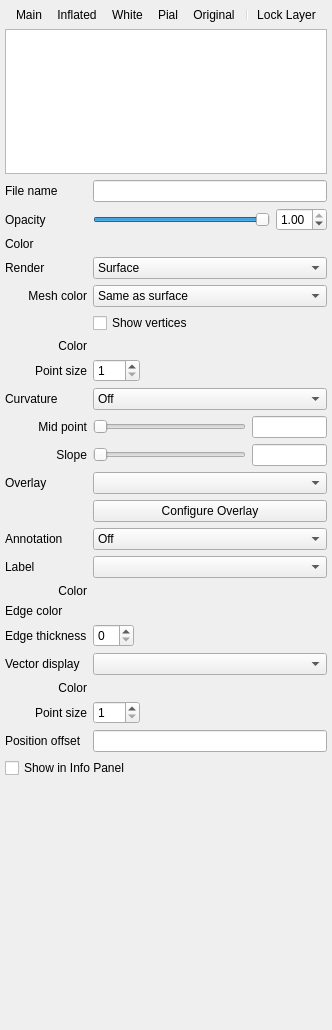
Above: freeview/PanelSurface.ui from freesurfer/freesurfer before the change. Below: the same form after it.
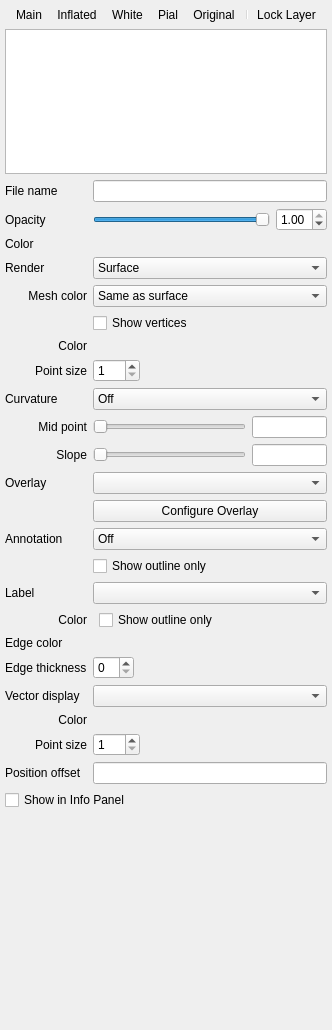
That is the form after the change. Icons and pictures are not drawn. Custom widgets are drawn as their Qt base class.

Diff of the .ui file:
```diff
--- a/freeview/PanelSurface.ui
+++ b/freeview/PanelSurface.ui
@@ -455,17 +455,17 @@
         </item>
        </widget>
       </item>
-      <item row="14" column="0">
+      <item row="15" column="0">
        <widget class="QLabel" name="labelLabel">
         <property name="text">
          <string>Label</string>
         </property>
        </widget>
       </item>
-      <item row="14" column="1">
+      <item row="15" column="1">
        <widget class="QComboBox" name="comboBoxLabel"/>
       </item>
-      <item row="15" column="0">
+      <item row="16" column="0">
        <widget class="QLabel" name="labelLabelColor">
         <property name="text">
          <string>Color</string>
@@ -475,11 +475,18 @@
         </property>
        </widget>
       </item>
-      <item row="15" column="1">
+      <item row="16" column="1">
 <layout class="QHBoxLayout" name="horizontalLayout22">
         <item>
        <widget class="QtColorPicker" name="colorpickerLabelColor" native="true"/>
 </item>
+        <item>
+         <widget class="QCheckBox" name="checkBoxLabelOutline">
+          <property name="text">
+           <string>Show outline only</string>
+          </property>
+         </widget>
+        </item>
 	<item>
          <spacer name="horizontalSpacer_22">
           <property name="orientation">
@@ -495,14 +502,14 @@
         </item>
 	</layout>
       </item>
-      <item row="16" column="0">
+      <item row="17" column="0">
        <widget class="QLabel" name="labelEdgeColor">
         <property name="text">
          <string>Edge color</string>
         </property>
        </widget>
       </item>
-      <item row="16" column="1">
+      <item row="17" column="1">
 <layout class="QHBoxLayout" name="horizontalLayout23">
         <item>
        <widget class="QtColorPicker" name="colorpickerEdgeColor" native="true"/>
@@ -522,14 +529,14 @@
         </item>
 	</layout>
       </item>
-      <item row="17" column="0">
+      <item row="18" column="0">
        <widget class="QLabel" name="labelEdgeThickness">
         <property name="text">
          <string>Edge thickness</string>
         </property>
        </widget>
       </item>
-      <item row="17" column="1">
+      <item row="18" column="1">
        <layout class="QHBoxLayout" name="horizontalLayout_17">
         <item>
          <widget class="QSpinBox" name="spinBoxEdgeThickness"/>
@@ -549,17 +556,17 @@
         </item>
        </layout>
       </item>
-      <item row="18" column="0">
+      <item row="19" column="0">
        <widget class="QLabel" name="labelVectorDisplay">
         <property name="text">
          <string>Vector display</string>
         </property>
        </widget>
       </item>
-      <item row="18" column="1">
+      <item row="19" column="1">
        <widget class="QComboBox" name="comboBoxVectorDisplay"/>
       </item>
-      <item row="19" column="0">
+      <item row="20" column="0">
        <widget class="QLabel" name="labelVectorColor">
         <property name="text">
          <string>Color</string>
@@ -569,7 +576,7 @@
         </property>
        </widget>
       </item>
-      <item row="19" column="1">
+      <item row="20" column="1">
 <layout class="QHBoxLayout" name="horizontalLayout24">
         <item>
        <widget class="QtColorPicker" name="colorpickerVectorColor" native="true"/>
@@ -589,7 +596,7 @@
         </item>
 	</layout>
       </item>
-      <item row="20" column="0">
+      <item row="21" column="0">
        <widget class="QLabel" name="labelVectorPointSize">
         <property name="text">
          <string>Point size</string>
@@ -599,7 +606,7 @@
         </property>
        </widget>
       </item>
-      <item row="20" column="1">
+      <item row="21" column="1">
        <layout class="QHBoxLayout" name="horizontalLayout_3">
         <item>
          <widget class="QSpinBox" name="spinBoxVectorPointSize">
@@ -626,16 +633,40 @@
         </item>
        </layout>
       </item>
-      <item row="21" column="0">
+      <item row="22" column="0">
        <widget class="QLabel" name="labelPositionOffset">
         <property name="text">
          <string>Position offset</string>
         </property>
        </widget>
       </item>
-      <item row="21" column="1">
+      <item row="22" column="1">
        <widget class="QLineEdit" name="lineEditPositionOffset"/>
       </item>
+      <item row="14" column="1">
+       <layout class="QHBoxLayout" name="horizontalLayout22_3">
+        <item>
+         <widget class="QCheckBox" name="checkBoxAnnotationOutline">
+          <property name="text">
+           <string>Show outline only</string>
+          </property>
+         </widget>
+        </item>
+        <item>
+         <spacer name="horizontalSpacer_30">
+          <property name="orientation">
+           <enum>Qt::Horizontal</enum>
+          </property>
+          <property name="sizeHint" stdset="0">
+           <size>
+            <width>0</width>
+            <height>0</height>
+           </size>
+          </property>
+         </spacer>
+        </item>
+       </layout>
+      </item>
      </layout>
     </item>
     <item>
```
Left out of the diff: 7 changed lines with no effect on the pictures. Lines whose indentation alone changed are shown as unchanged.
